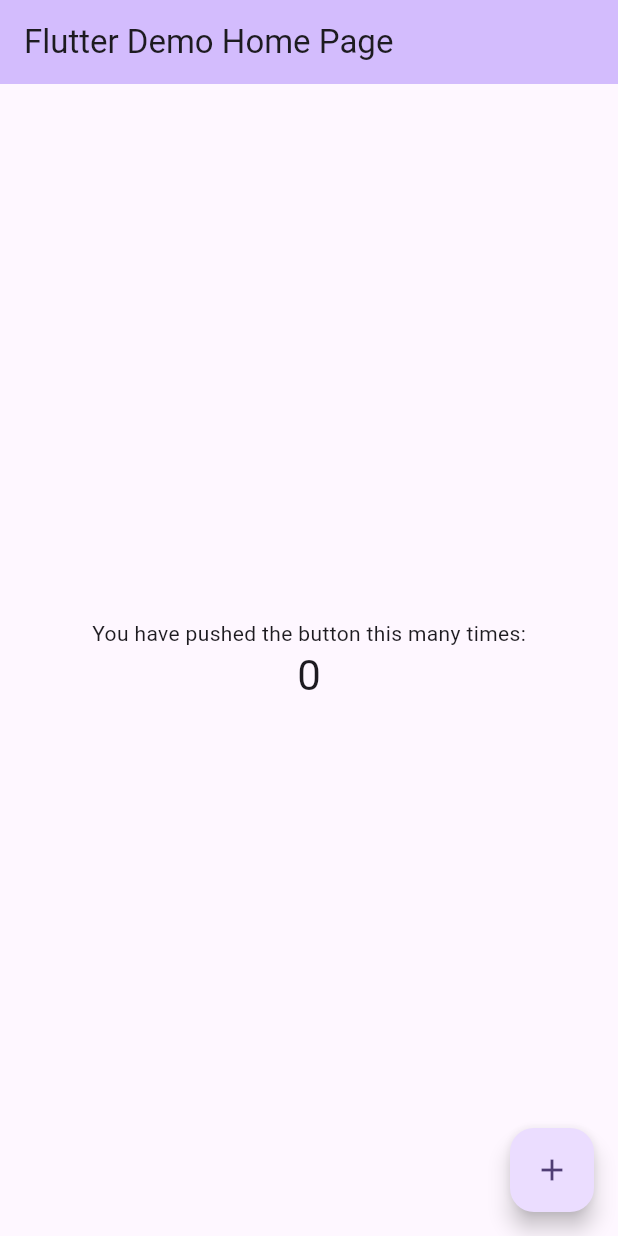
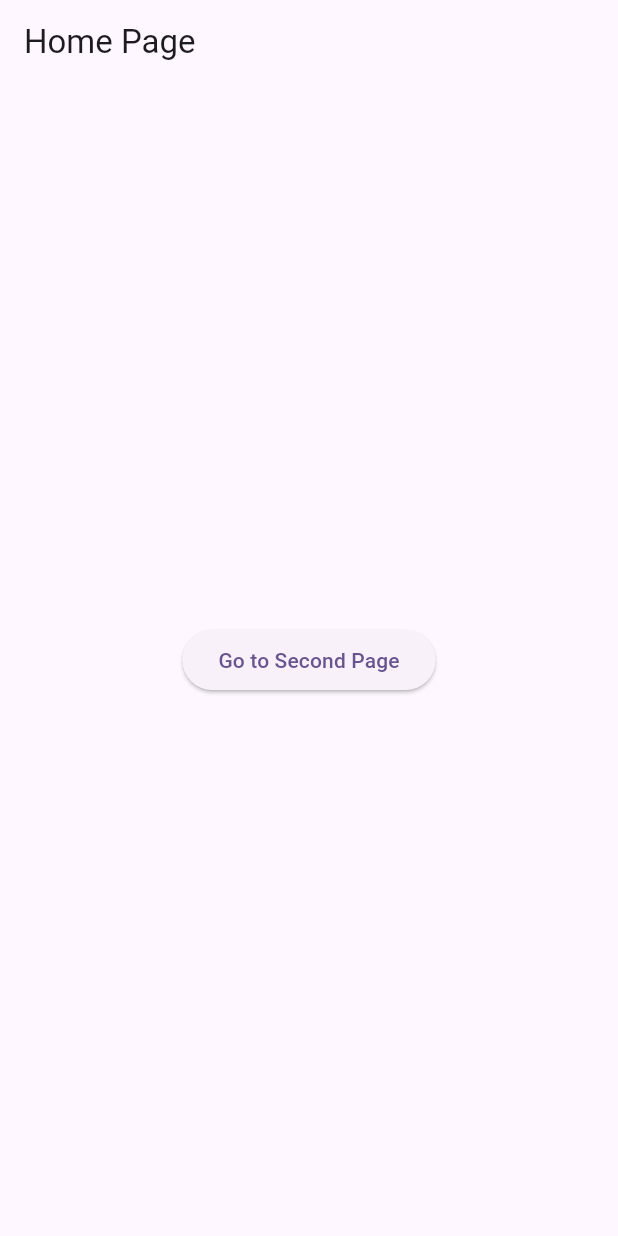
Before and after one commit to MRGRAVITY817/flutter_toolbox, a Flutter app: the screen it shows after launch, on a phone screen of 412 x 824 dp. Run offline on Flutter 3.47's test engine with Material 3 defaults, Android fonts, the phone set to English and light mode, and no system bars.

```diff
--- /dev/null
+++ b/lib/home_page.dart
@@ -0,0 +1,22 @@
+import 'package:flutter/material.dart';
+
+class HomePage extends StatelessWidget {
+  const HomePage({super.key});
+
+  @override
+  Widget build(BuildContext context) {
+    return Scaffold(
+      appBar: AppBar(
+        title: const Text('Home Page'),
+      ),
+      body: Center(
+        child: ElevatedButton(
+          onPressed: () {
+            Navigator.pushNamed(context, '/second');
+          },
+          child: const Text('Go to Second Page'),
+        ),
+      ),
+    );
+  }
+}
--- a/lib/main.dart
+++ b/lib/main.dart
@@ -1,4 +1,5 @@
 import 'package:flutter/material.dart';
+import 'package:flutter_toolbox/home_page.dart';
 
 void main() {
   runApp(const MyApp());
@@ -7,119 +8,15 @@ void main() {
 class MyApp extends StatelessWidget {
   const MyApp({super.key});
 
-  // This widget is the root of your application.
   @override
   Widget build(BuildContext context) {
     return MaterialApp(
       title: 'Flutter Demo',
       theme: ThemeData(
-        // This is the theme of your application.
-        //
-        // TRY THIS: Try running your application with "flutter run". You'll see
-        // the application has a purple toolbar. Then, without quitting the app,
-        // try changing the seedColor in the colorScheme below to Colors.green
-        // and then invoke "hot reload" (save your changes or press the "hot
-        // reload" button in a Flutter-supported IDE, or press "r" if you used
-        // the command line to start the app).
-        //
-        // Notice that the counter didn't reset back to zero; the application
-        // state is not lost during the reload. To reset the state, use hot
-        // restart instead.
-        //
-        // This works for code too, not just values: Most code changes can be
-        // tested with just a hot reload.
         colorScheme: ColorScheme.fromSeed(seedColor: Colors.deepPurple),
         useMaterial3: true,
       ),
-      home: const MyHomePage(title: 'Flutter Demo Home Page'),
+      home: const HomePage(),
     );
   }
 }
-
-class MyHomePage extends StatefulWidget {
-  const MyHomePage({super.key, required this.title});
-
-  // This widget is the home page of your application. It is stateful, meaning
-  // that it has a State object (defined below) that contains fields that affect
-  // how it looks.
-
-  // This class is the configuration for the state. It holds the values (in this
-  // case the title) provided by the parent (in this case the App widget) and
-  // used by the build method of the State. Fields in a Widget subclass are
-  // always marked "final".
-
-  final String title;
-
-  @override
-  State<MyHomePage> createState() => _MyHomePageState();
-}
-
-class _MyHomePageState extends State<MyHomePage> {
-  int _counter = 0;
-
-  void _incrementCounter() {
-    setState(() {
-      // This call to setState tells the Flutter framework that something has
-      // changed in this State, which causes it to rerun the build method below
-      // so that the display can reflect the updated values. If we changed
-      // _counter without calling setState(), then the build method would not be
-      // called again, and so nothing would appear to happen.
-      _counter++;
-    });
-  }
-
-  @override
-  Widget build(BuildContext context) {
-    // This method is rerun every time setState is called, for instance as done
-    // by the _incrementCounter method above.
-    //
-    // The Flutter framework has been optimized to make rerunning build methods
-    // fast, so that you can just rebuild anything that needs updating rather
-    // than having to individually change instances of widgets.
-    return Scaffold(
-      appBar: AppBar(
-        // TRY THIS: Try changing the color here to a specific color (to
-        // Colors.amber, perhaps?) and trigger a hot reload to see the AppBar
-        // change color while the other colors stay the same.
-        backgroundColor: Theme.of(context).colorScheme.inversePrimary,
-        // Here we take the value from the MyHomePage object that was created by
-        // the App.build method, and use it to set our appbar title.
-        title: Text(widget.title),
-      ),
-      body: Center(
-        // Center is a layout widget. It takes a single child and positions it
-        // in the middle of the parent.
-        child: Column(
-          // Column is also a layout widget. It takes a list of children and
-          // arranges them vertically. By default, it sizes itself to fit its
-          // children horizontally, and tries to be as tall as its parent.
-          //
-          // Column has various properties to control how it sizes itself and
-          // how it positions its children. Here we use mainAxisAlignment to
-          // center the children vertically; the main axis here is the vertical
-          // axis because Columns are vertical (the cross axis would be
-          // horizontal).
-          //
-          // TRY THIS: Invoke "debug painting" (choose the "Toggle Debug Paint"
-          // action in the IDE, or press "p" in the console), to see the
-          // wireframe for each widget.
-          mainAxisAlignment: MainAxisAlignment.center,
-          children: <Widget>[
-            const Text(
-              'You have pushed the button this many times:',
-            ),
-            Text(
-              '$_counter',
-              style: Theme.of(context).textTheme.headlineMedium,
-            ),
-          ],
-        ),
-      ),
-      floatingActionButton: FloatingActionButton(
-        onPressed: _incrementCounter,
-        tooltip: 'Increment',
-        child: const Icon(Icons.add),
-      ), // This trailing comma makes auto-formatting nicer for build methods.
-    );
-  }
-}
```
Also changed, not shown: pubspec.yaml (+8 -71 lines), lib/features/welcome/headspace_welcome_screen.dart (added), pubspec.lock.
